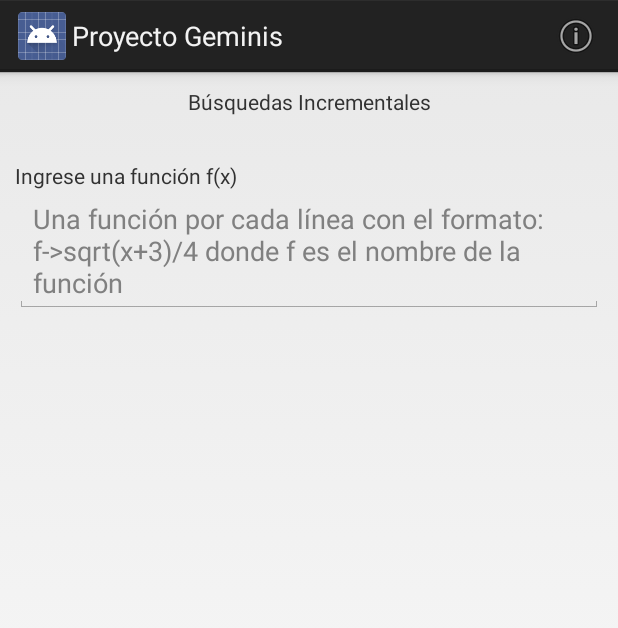
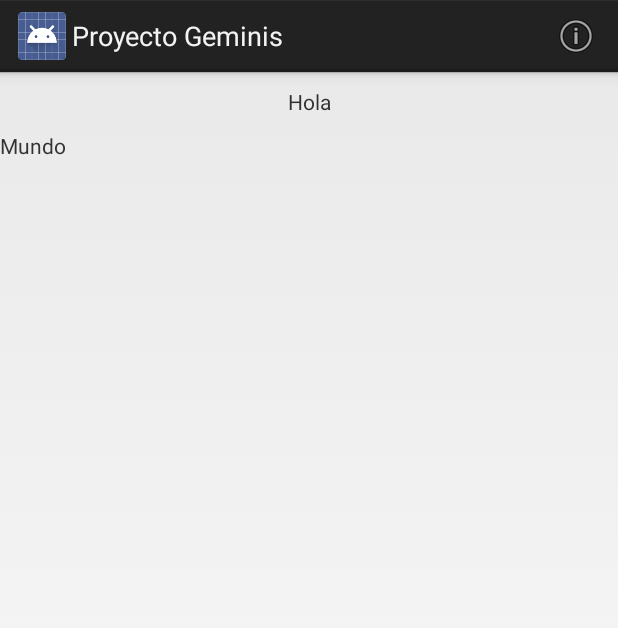
Before and after one commit to slopezv2/Geminis, an Android app: the BiseccionActividad screen opened directly, with no data from a screen before it, after a tap on "detalles", on a phone screen of 412 x 824 dp. Shown: the top 628 px of the screen. Run offline under Robolectric (Android 15) with nearby library versions, the phone set to English and light mode, and no system bars.

Commit message:
Modelo de ayudas implementados y actividades de metodos restantes para una variable creadas

```diff
--- a/app/src/main/java/eafit/geminis/actividades/ActividadBase.java
+++ b/app/src/main/java/eafit/geminis/actividades/ActividadBase.java
@@ -3,6 +3,7 @@ package eafit.geminis.actividades;
 import android.app.Activity;
 import android.app.Notification;
 import android.content.Context;
+import android.content.Intent;
 import android.os.Bundle;
 import android.os.Message;
 import android.view.Menu;
@@ -13,13 +14,15 @@ import android.widget.Toast;
 import java.math.BigDecimal;
 
 import eafit.geminis.R;
+import eafit.geminis.actividades.utilidades.AyudasActividad;
 import eafit.geminis.utilidades.Respuesta;
 
 public abstract class ActividadBase extends Activity {
     protected Context contexto;
-    protected String mensajeAyuda;
+    protected String ayudaAmostrar;
     @Override
     protected void onCreate(Bundle savedInstanceState) {
+        ayudaAmostrar = "";
         contexto = getApplicationContext();
         super.onCreate(savedInstanceState);
     }
@@ -34,9 +37,9 @@ public abstract class ActividadBase extends Activity {
         switch (item.getItemId()) {
             case R.id.AcercaDe:
                 // do what you want here
-                //TODO
-                Toast.makeText(contexto,"Ayuda y demás en construcción",Toast.LENGTH_SHORT).show();
-
+                Intent intent = new Intent(contexto, AyudasActividad.class);
+                intent.putExtra("ayuda",ayudaAmostrar);
+                startActivity(intent);
                 return true;
             default:
                 return super.onOptionsItemSelected(item);
--- a/app/src/main/java/eafit/geminis/actividades/ecuacionesunavariable/BiseccionActividad.java
+++ b/app/src/main/java/eafit/geminis/actividades/ecuacionesunavariable/BiseccionActividad.java
@@ -27,6 +27,7 @@ public class BiseccionActividad extends ActividadBase {
     @Override
     protected void onCreate(Bundle savedInstanceState) {
         super.onCreate(savedInstanceState);
+        ayudaAmostrar = "biseccion";
         setContentView(R.layout.actividad_biseccion);
 
     }
--- a/app/src/main/java/eafit/geminis/actividades/ecuacionesunavariable/BusquedasActividad.java
+++ b/app/src/main/java/eafit/geminis/actividades/ecuacionesunavariable/BusquedasActividad.java
@@ -32,6 +32,7 @@ public class BusquedasActividad extends ActividadBase {
     @Override
     protected void onCreate(Bundle savedInstanceState) {
         super.onCreate(savedInstanceState);
+        ayudaAmostrar = "biseccion";
         setContentView(R.layout.actividad_busquedas);
         this.tabla = (TableLayout)findViewById(R.id.tabla_busquedas);
         this.filaEmcabezados = (TableRow)findViewById(R.id.fila_titulo_busquedas);
--- /dev/null
+++ b/app/src/main/java/eafit/geminis/actividades/utilidades/AyudasActividad.java
@@ -0,0 +1,29 @@
+package eafit.geminis.actividades.utilidades;
+
+import android.app.Activity;
+import android.content.Intent;
+import android.os.Bundle;
+import android.widget.Toast;
+
+import eafit.geminis.R;
+import eafit.geminis.actividades.ActividadBase;
+
+public class AyudasActividad extends ActividadBase {
+
+    @Override
+    protected void onCreate(Bundle savedInstanceState) {
+        super.onCreate(savedInstanceState);
+        Intent intentOriginal = getIntent();
+        final String  ayudaElegida = intentOriginal.getStringExtra("ayuda");
+        switch (ayudaElegida){
+            case "busquedas":
+                setContentView(R.layout.ayuda_biseccion);
+                break;
+            case "biseccion":
+                setContentView(R.layout.ayuda_biseccion);
+                break;
+            default:
+                finish();
+        }
+    }
+}
--- a/app/src/main/java/eafit/geminis/actividades/utilidades/GraficadorEntradaActividad.java
+++ b/app/src/main/java/eafit/geminis/actividades/utilidades/GraficadorEntradaActividad.java
@@ -18,7 +18,7 @@ public class GraficadorEntradaActividad extends ActividadBase implements Adapter
     @Override
     protected void onCreate(Bundle savedInstanceState) {
         //Para saber que mensaje mostrar de ayuda
-        mensajeAyuda = "entrada_graficador";
+        ayudaAmostrar = "entrada_graficador";
         super.onCreate(savedInstanceState);
         setContentView(R.layout.actividad_graficador_entrada);
         //Controles de GUI
--- a/app/src/main/res/layout/actividad_biseccion.xml
+++ b/app/src/main/res/layout/actividad_biseccion.xml
@@ -5,25 +5,8 @@
     android:layout_width="match_parent"
     android:layout_height="match_parent"
     tools:context="eafit.geminis.actividades.ecuacionesunavariable.BiseccionActividad">
-    <LinearLayout
+    <TextView
         android:layout_width="match_parent"
         android:layout_height="wrap_content"
-        android:orientation="vertical"
-        android:layout_margin="@dimen/margen_abajo_entrada">
-        <TextView
-            android:layout_width="match_parent"
-            android:layout_height="wrap_content"
-            android:textAlignment="center"
-            android:text="@string/titulo_busquedas_incrementales"
-            android:layout_marginBottom="30dp"/>
-        <TextView
-            android:layout_width="match_parent"
-            android:layout_height="wrap_content"
-            android:text="@string/entrada_funcion"
-            android:labelFor="@+id/entrada_funcion_"/>
-        <EditText
-            android:layout_width="match_parent"
-            android:layout_height="wrap_content"
-            android:hint="@string/pista_entrada_funciones"/>
-    </LinearLayout>
+        android:text="Hola"/>
 </ScrollView>
--- /dev/null
+++ b/app/src/main/res/layout/ayuda_biseccion.xml
@@ -0,0 +1,20 @@
+<?xml version="1.0" encoding="utf-8"?>
+<ScrollView xmlns:android="http://schemas.android.com/apk/res/android"
+    android:orientation="vertical" android:layout_width="match_parent"
+    android:layout_height="match_parent">
+    <LinearLayout
+        android:layout_width="match_parent"
+        android:layout_height="match_parent"
+        android:orientation="vertical">
+        <TextView
+            android:layout_width="match_parent"
+            android:layout_height="wrap_content"
+            android:textAlignment="center"
+            android:layout_margin="@dimen/margen_abajo_entrada"
+            android:text="Hola"/>
+        <TextView
+            android:layout_width="match_parent"
+            android:layout_height="wrap_content"
+            android:text="Mundo"/>
+    </LinearLayout>
+</ScrollView>
--- a/app/src/main/res/menu/menu.xml
+++ b/app/src/main/res/menu/menu.xml
@@ -1,10 +1,12 @@
 <?xml version="1.0" encoding="utf-8"?>
 <menu xmlns:android="http://schemas.android.com/apk/res/android"
     xmlns:tools="http://schemas.android.com/tools"
-    tools:ignore="AppCompatResource">
+    tools:ignore="AppCompatResource"
+    >
     <item
         android:id="@+id/AcercaDe"
         android:icon="@android:drawable/ic_menu_info_details"
         android:title="@string/detalles"
-        android:showAsAction="always" />
+        android:showAsAction="always"
+        />
 </menu>
```
Also changed, not shown: app/src/main/AndroidManifest.xml (+6 -1 lines), app/src/main/java/eafit/geminis/actividades/ecuacionesunavariable/NewtonActividad.java (added, +17 -0 lines), app/src/main/java/eafit/geminis/actividades/ecuacionesunavariable/PuntoFijoActividad.java (added, +17 -0 lines), app/src/main/java/eafit/geminis/actividades/ecuacionesunavariable/RaicesMultiplesActividad.java (added, +17 -0 lines), app/src/main/java/eafit/geminis/actividades/ecuacionesunavariable/ReglaFalsaActividad.java (added, +17 -0 lines), app/src/main/java/eafit/geminis/actividades/ecuacionesunavariable/SecanteActividad.java (added, +17 -0 lines), app/src/main/res/layout/actividad_newton.xml (added, +9 -0 lines), app/src/main/res/layout/actividad_punto_fijo.xml (added, +9 -0 lines), app/src/main/res/layout/actividad_raices_multiples.xml (added, +9 -0 lines), app/src/main/res/layout/actividad_regla_falsa.xml (added, +9 -0 lines), app/src/main/res/layout/actividad_secante.xml (added, +9 -0 lines).
